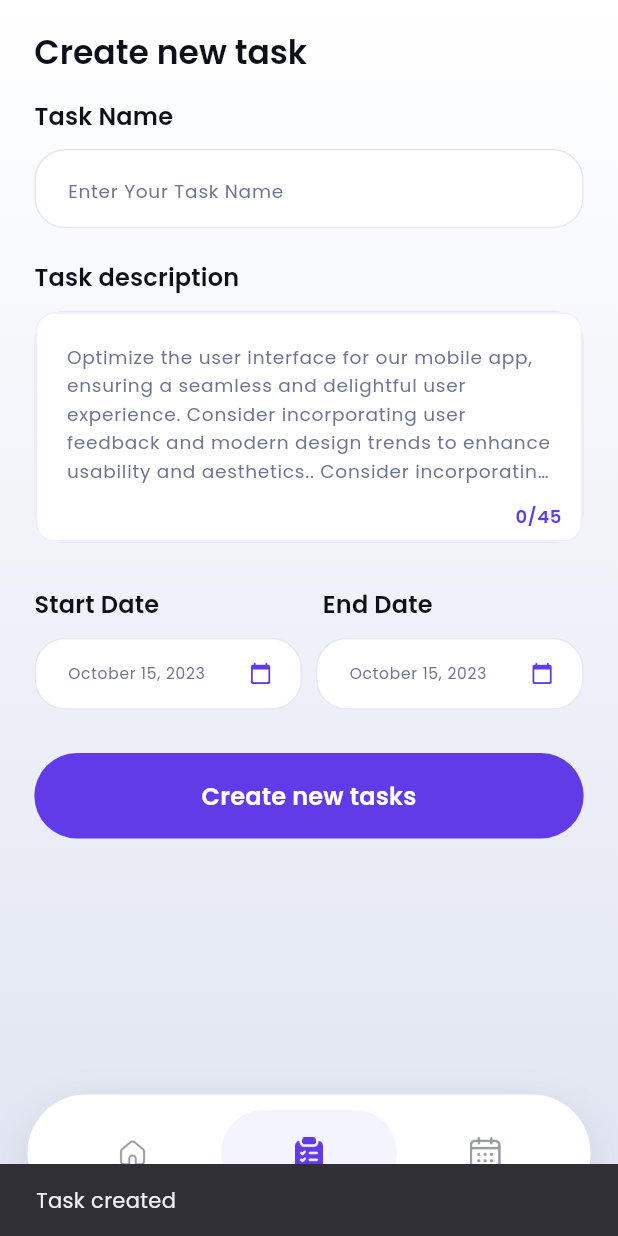
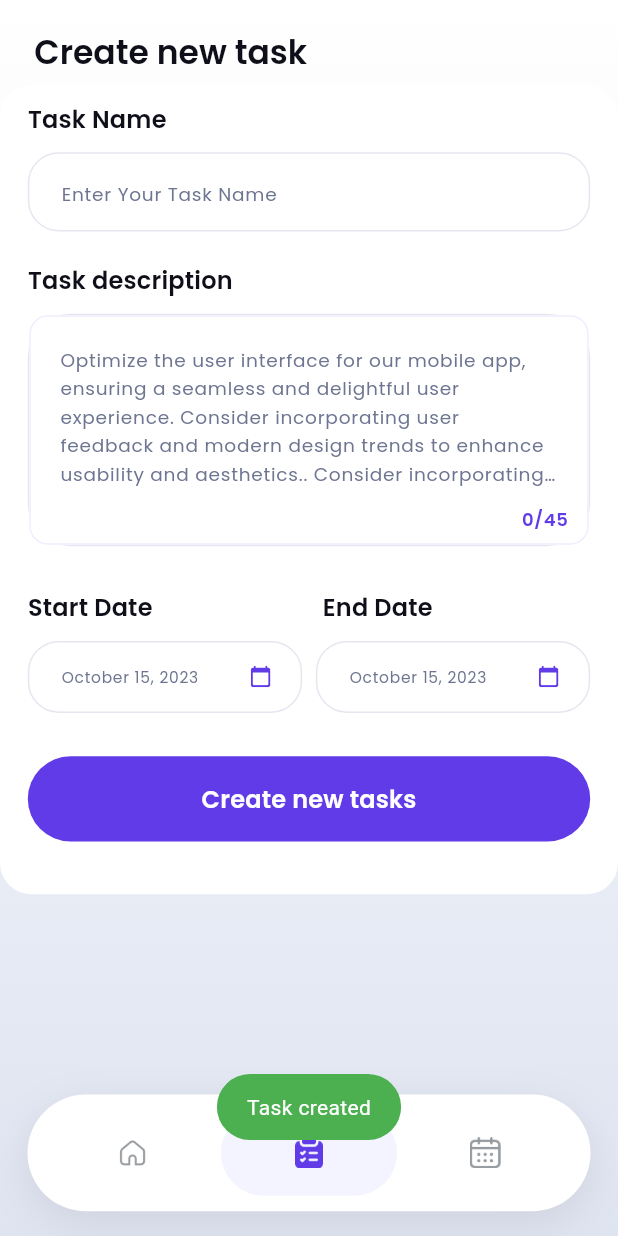
Before and after one commit to abuubaida921/task-management-app, a Flutter app: the screen it shows after launch, item 2 of the bottom bar chosen, after a tap on "Create new tasks", on a phone screen of 412 x 824 dp. Run offline on Flutter 3.47's test engine with Material 3 defaults, Android fonts, the phone set to English and light mode, and no system bars; our stand-ins replace connectivity_plus, flutter_easyloading, flutter_riverpod, flutter_screenutil, fluttertoast, google_fonts and 1 more; accounts and stored records are empty.

Commit message:
Some Improvement

```diff
--- /dev/null
+++ b/lib/core/utils/toast_helper.dart
@@ -0,0 +1,35 @@
+
+import 'package:fluttertoast/fluttertoast.dart';
+import 'package:flutter/material.dart';
+
+class ToastHelper {
+  static toastMessage(String message) {
+    Fluttertoast.showToast(
+      msg: message,
+      backgroundColor: Colors.black,
+      textColor: Colors.white,
+      gravity: ToastGravity.BOTTOM,
+      toastLength: Toast.LENGTH_LONG,
+    );
+  }
+
+  static successToastMessage(String message) {
+    Fluttertoast.showToast(
+      msg: message,
+      backgroundColor: Colors.green,
+      textColor: Colors.white,
+      gravity: ToastGravity.BOTTOM,
+      toastLength: Toast.LENGTH_SHORT,
+    );
+  }
+
+  static errorToastMessage(String message) {
+    Fluttertoast.showToast(
+      msg: message,
+      backgroundColor: Colors.red,
+      textColor: Colors.white,
+      gravity: ToastGravity.BOTTOM,
+      toastLength: Toast.LENGTH_SHORT,
+    );
+  }
+}
--- a/lib/features/dashboard/view/tabs/task_tab.dart
+++ b/lib/features/dashboard/view/tabs/task_tab.dart
@@ -1,5 +1,6 @@
 import 'package:flutter/material.dart';
 import 'package:flutter_screenutil/flutter_screenutil.dart';
+import 'package:razinsoft_task_management/core/utils/toast_helper.dart';
 
 import '../../../../core/config/app_color.dart';
 
@@ -115,7 +116,13 @@ class _TaskPageState extends State<TaskPage> {
 
           Expanded(
             child: SingleChildScrollView(
-              padding: EdgeInsets.fromLTRB(20.w, 8.h, 20.w, 24.h + topPad),
+              // padding: EdgeInsets.fromLTRB(20.w, 8.h, 20.w, 24.h + topPad),
+              child: Container(
+                padding: EdgeInsets.symmetric(horizontal:18.r,vertical: 10.r),
+                decoration: BoxDecoration(
+                  borderRadius: BorderRadius.circular(20.r),
+                  color: Colors.white,
+                ),
                 child: Column(
                   crossAxisAlignment: CrossAxisAlignment.start,
                   children: [
@@ -146,7 +153,7 @@ class _TaskPageState extends State<TaskPage> {
                     Container(
                       decoration: BoxDecoration(
                         color: Colors.white,
-                      borderRadius: BorderRadius.circular(20.r),
+                        borderRadius: BorderRadius.circular(28.r),
                         border: Border.all(color: const Color(0xFFE6E6F0)),
                       ),
                       child: Stack(
@@ -190,7 +197,6 @@ class _TaskPageState extends State<TaskPage> {
 
                     SizedBox(height: 28.h),
 
-                  // Dates label row
                     Row(
                       children: [
                         Expanded(
@@ -261,9 +267,7 @@ class _TaskPageState extends State<TaskPage> {
                           elevation: 0,
                         ),
                         onPressed: () {
-                        ScaffoldMessenger.of(context).showSnackBar(
-                          SnackBar(content: Text('Task created')),
-                        );
+                          ToastHelper.successToastMessage('Task created');
                         },
                         child: Text(
                           'Create new tasks',
@@ -277,6 +281,7 @@ class _TaskPageState extends State<TaskPage> {
 
                     SizedBox(height: 24.h),
                   ],
+                ),
               ),
             ),
           ),
--- a/pubspec.yaml
+++ b/pubspec.yaml
@@ -13,7 +13,7 @@ dependencies:
   cupertino_icons: ^1.0.8
   flutter_floating_bottom_bar: ^1.3.0
   connectivity_plus: ^6.1.4
-  fluttertoast: ^8.2.12
+  fluttertoast: ^9.0.0
   flutter_screenutil: ^5.9.3
   flutter_riverpod: ^2.6.1
   connectivity_wrapper: ^1.2.8
```
Also changed, not shown: pubspec.lock. Lines whose indentation alone changed are shown as unchanged.
